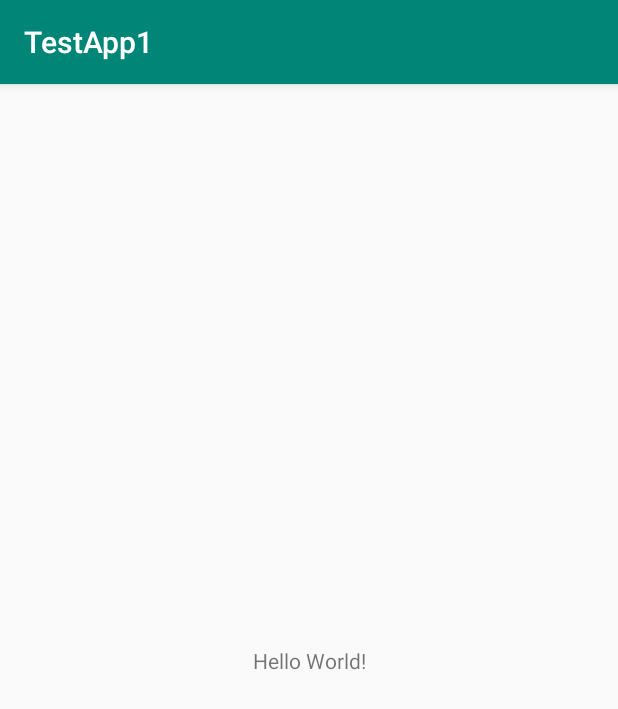
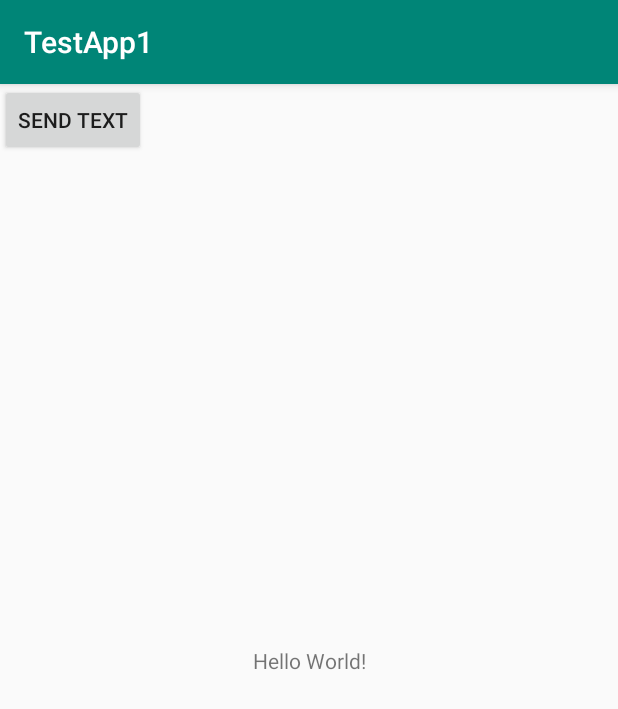
Before and after one commit to jagaa1103/AndroidPassDataToAnotherApp, an Android app: the screen it shows after launch (MainActivity), on a phone screen of 412 x 824 dp. Shown: the top 709 px of the screen. Run offline under Robolectric (Android 15) with nearby library versions, the phone set to English and light mode, and no system bars.

Commit message:
done successfully

```diff
--- a/TestApp1/app/src/main/res/layout/activity_main.xml
+++ b/TestApp1/app/src/main/res/layout/activity_main.xml
@@ -15,4 +15,12 @@
         app:layout_constraintRight_toRightOf="parent"
         app:layout_constraintTop_toTopOf="parent" />
 
+    <Button
+        android:id="@+id/sendButton"
+        android:layout_width="wrap_content"
+        android:layout_height="wrap_content"
+        android:text="Send Text"
+        tools:layout_editor_absoluteX="147dp"
+        tools:layout_editor_absoluteY="309dp" />
+
 </android.support.constraint.ConstraintLayout>
--- a/TestApp2/app/build.gradle
+++ b/TestApp2/app/build.gradle
@@ -3,7 +3,7 @@ apply plugin: 'com.android.application'
 android {
     compileSdkVersion 28
     defaultConfig {
-        applicationId "testapp1.phigolf.com.testapp2"
+        applicationId "com.phigolf.testapp2"
         minSdkVersion 21
         targetSdkVersion 28
         versionCode 1
--- a/TestApp2/app/src/main/AndroidManifest.xml
+++ b/TestApp2/app/src/main/AndroidManifest.xml
@@ -1,6 +1,6 @@
 <?xml version="1.0" encoding="utf-8"?>
 <manifest xmlns:android="http://schemas.android.com/apk/res/android"
-    package="testapp1.phigolf.com.testapp2">
+    package="com.phigolf.testapp2">
 
     <application
         android:allowBackup="true"
@@ -15,6 +15,10 @@
 
                 <category android:name="android.intent.category.LAUNCHER" />
             </intent-filter>
+            <intent-filter>
+                <action android:name="com.phigolf.testapp.MainActivity" />
+                <category android:name="android.intent.category.DEFAULT" />
+            </intent-filter>
         </activity>
     </application>
 
--- a/TestApp2/app/src/main/res/layout/activity_main.xml
+++ b/TestApp2/app/src/main/res/layout/activity_main.xml
@@ -7,6 +7,7 @@
     tools:context=".MainActivity">
 
     <TextView
+        android:id="@+id/ReceivedMessage"
         android:layout_width="wrap_content"
         android:layout_height="wrap_content"
         android:text="Hello World!"
```
Also changed, not shown: TestApp1/app/src/main/java/testapp1/phigolf/com/testapp1/MainActivity.java (+29 -0 lines), TestApp2/app/src/main/java/com/phigolf/testapp2/MainActivity.java (added, +24 -0 lines), TestApp2/app/src/main/java/testapp1/phigolf/com/testapp2/MainActivity.java (deleted, +0 -13 lines).
